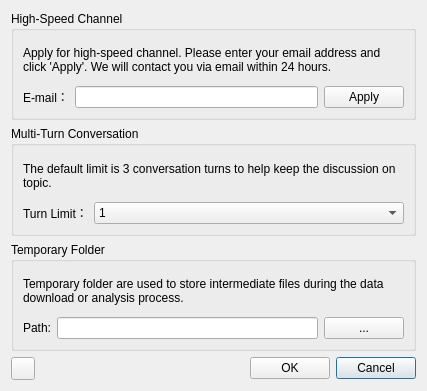
The window that setting_dialog.ui (robert6757/qgis-geo-knowledge-ai) describes before a commit, drawn with Qt 5.
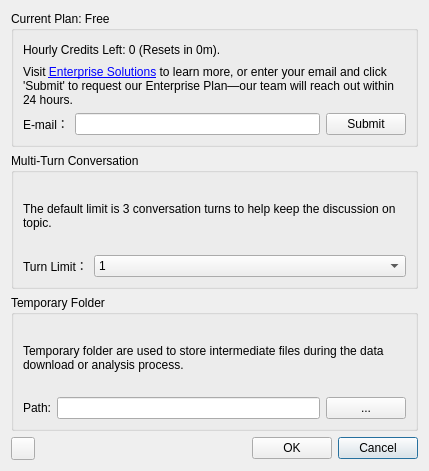
The same window after the commit. Icons and pictures are not drawn.

Commit message: 1. Use requests in favorites fetching. 2. Add Enterprise support in setting dialog. 3. Optimize network error handling for Orchestration

```diff
--- a/setting_dialog.ui
+++ b/setting_dialog.ui
@@ -6,8 +6,8 @@
    <rect>
     <x>0</x>
     <y>0</y>
-    <width>427</width>
-    <height>391</height>
+    <width>429</width>
+    <height>471</height>
    </rect>
   </property>
   <property name="windowTitle">
@@ -17,11 +17,42 @@
    <item row="0" column="0" colspan="4">
     <widget class="QGroupBox" name="groupBox">
      <property name="title">
-      <string>High-Speed Channel</string>
+      <string>Current Plan: Free</string>
      </property>
      <layout class="QGridLayout" name="gridLayout_2">
       <item row="0" column="0">
-       <widget class="QLabel" name="label_2">
+       <widget class="QLabel" name="labelCredits">
+        <property name="text">
+         <string>Hourly Credits Left: 0 (Resets in 0m).</string>
+        </property>
+        <property name="openExternalLinks">
+         <bool>true</bool>
+        </property>
+       </widget>
+      </item>
+      <item row="2" column="0">
+       <layout class="QHBoxLayout" name="horizontalLayout_2">
+        <item>
+         <widget class="QLabel" name="label">
+          <property name="text">
+           <string>E-mail：</string>
+          </property>
+         </widget>
+        </item>
+        <item>
+         <widget class="QLineEdit" name="lineEdit"/>
+        </item>
+        <item>
+         <widget class="QPushButton" name="btnApply">
+          <property name="text">
+           <string>Submit</string>
+          </property>
+         </widget>
+        </item>
+       </layout>
+      </item>
+      <item row="1" column="0">
+       <widget class="QLabel" name="labelEnterprise">
         <property name="sizePolicy">
          <sizepolicy hsizetype="Preferred" vsizetype="Preferred">
           <horstretch>0</horstretch>
@@ -32,34 +63,19 @@
          <string notr="true"/>
         </property>
         <property name="text">
-         <string>Apply for high-speed channel. Please enter your email address and click 'Apply'. We will contact you via email within 24 hours. </string>
+         <string>&lt;html&gt;&lt;head/&gt;&lt;body&gt;&lt;p&gt;&lt;a name=&quot;model-response-message-contentr_af376c2a134f715d&quot;/&gt;&lt;span style=&quot; font-family:'Google Sans 58','sans-serif';&quot;&gt;V&lt;/span&gt;&lt;span style=&quot; font-family:'Google Sans 58','sans-serif';&quot;&gt;isit &lt;/span&gt;&lt;a href=&quot;https://www.geoknowledgeai.com/&quot;&gt;&lt;span style=&quot; text-decoration: underline; color:#0000ff;&quot;&gt;Enterprise Solutions&lt;/span&gt;&lt;/a&gt;&lt;a name=&quot;model-response-message-contentr_af376c2a134f715d&quot;/&gt;&lt;span style=&quot; font-family:'Google Sans 58','sans-serif';&quot;&gt; to learn more, or enter your email and click 'Submit' to request our Enterprise Plan—our team will reach out within 24 hours.&lt;/span&gt;&lt;/p&gt;&lt;/body&gt;&lt;/html&gt;</string>
         </property>
         <property name="wordWrap">
          <bool>true</bool>
         </property>
+        <property name="margin">
+         <number>0</number>
+        </property>
+        <property name="openExternalLinks">
+         <bool>true</bool>
+        </property>
        </widget>
       </item>
-      <item row="1" column="0">
-       <layout class="QHBoxLayout" name="horizontalLayout_2">
-        <item>
-         <widget class="QLabel" name="label">
-          <property name="text">
-           <string>E-mail：</string>
-          </property>
-         </widget>
-        </item>
-        <item>
-         <widget class="QLineEdit" name="lineEdit"/>
-        </item>
-        <item>
-         <widget class="QPushButton" name="btnApply">
-          <property name="text">
-           <string>Apply</string>
-          </property>
-         </widget>
-        </item>
-       </layout>
-      </item>
      </layout>
     </widget>
    </item>
```
The commit also changes 4 other files.
